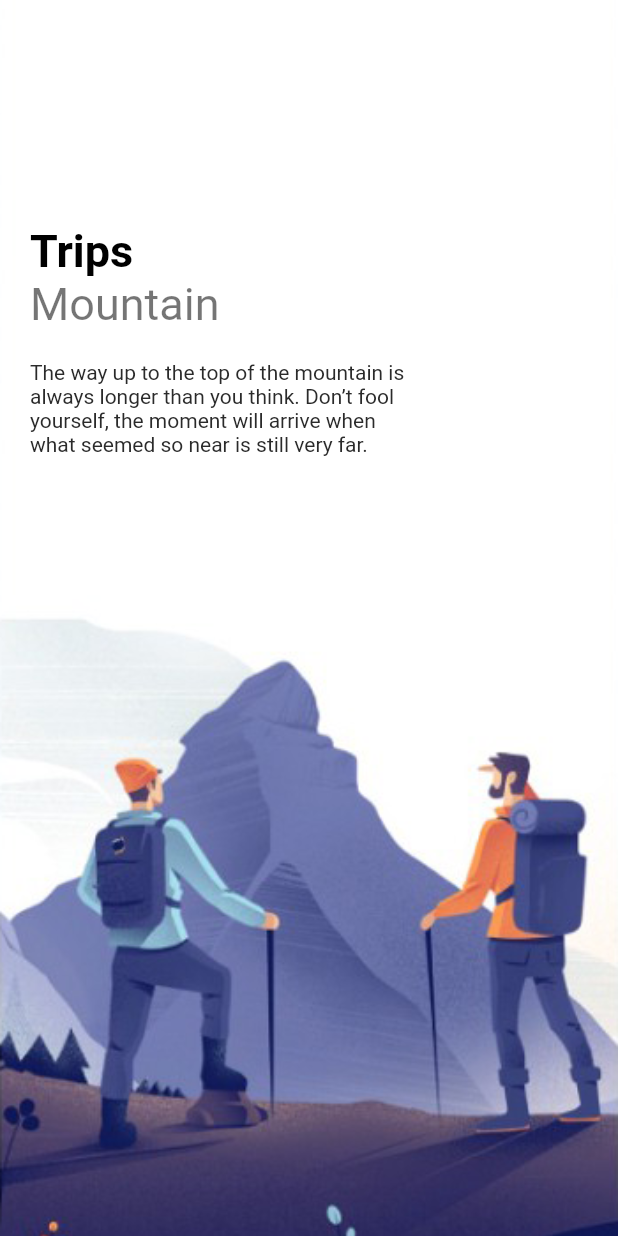
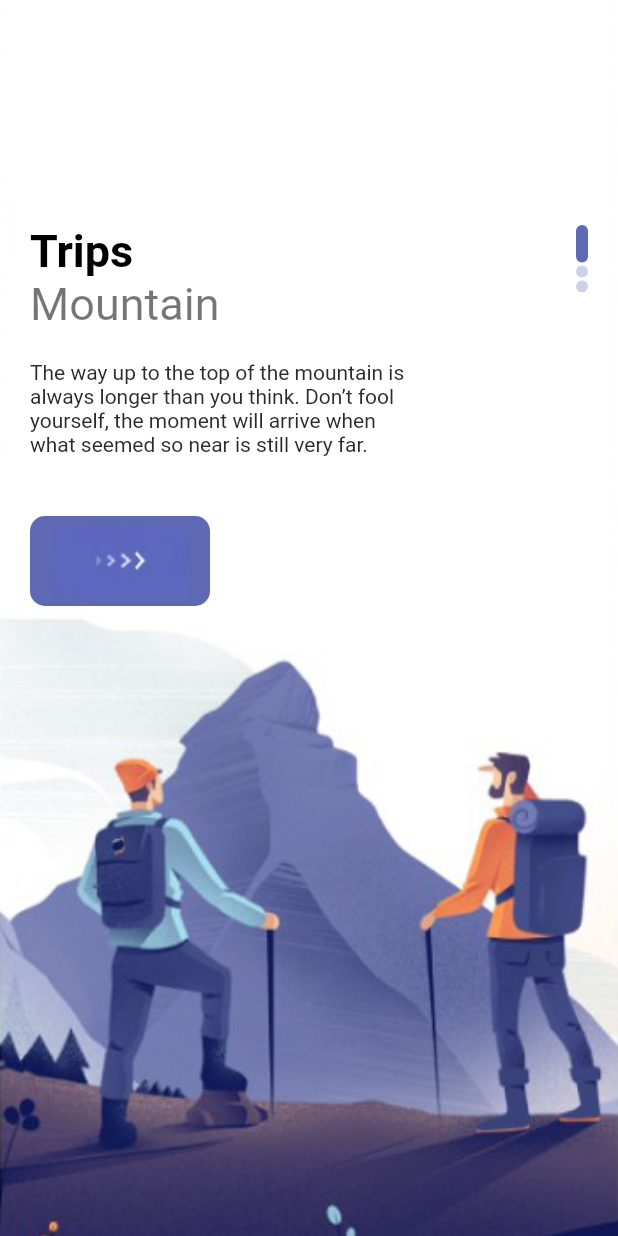
Before and after one commit to its-asaduzzaman/slider_app_flutter, a Flutter app: the screen it shows after launch, on a phone screen of 412 x 824 dp. Run offline on Flutter 3.47's test engine with Material 2 defaults, Android fonts, the phone set to English and light mode, and no system bars.

Commit message:
add a reposive button and dynamic bar indicator

```diff
--- a/lib/pages/welcome_page.dart
+++ b/lib/pages/welcome_page.dart
@@ -3,6 +3,7 @@ import 'package:flutter/material.dart';
 import 'package:slider_app_flutter/misc/colors.dart';
 import 'package:slider_app_flutter/widgets/app_large_text.dart';
 import 'package:slider_app_flutter/widgets/app_text.dart';
+import 'package:slider_app_flutter/widgets/repossive_button.dart';
 
 class WelcomePage extends StatefulWidget {
   const WelcomePage({Key? key}) : super(key: key);
@@ -39,6 +40,7 @@ class _WelcomePageState extends State<WelcomePage> {
               child: Container(
                 margin: const EdgeInsets.only(top: 150, left: 20, right: 20),
                 child: Row(
+                  mainAxisAlignment: MainAxisAlignment.spaceBetween,
                   children: <Widget>[
                     Column(
                       crossAxisAlignment: CrossAxisAlignment.start,
@@ -59,8 +61,29 @@ class _WelcomePageState extends State<WelcomePage> {
                             size: 14.0,
                           ),
                         ),
+                        const SizedBox(
+                          height: 40.0,
+                        ),
+                        ResponsiveButtons(
+                          width: 120.0,
+                        ),
                       ],
-                    )
+                    ),
+                    Column(
+                      children: List.generate(3, (indexDots) {
+                        return Container(
+                          margin: const EdgeInsets.only(bottom: 2.0),
+                          width: 8.0,
+                          height: index == indexDots ? 25.0 : 8,
+                          decoration: BoxDecoration(
+                            borderRadius: BorderRadius.circular(8),
+                            color: index == indexDots
+                                ? AppColors.mainColor
+                                : AppColors.mainColor.withOpacity(0.3),
+                          ),
+                        );
+                      }),
+                    ),
                   ],
                 ),
               ),
--- /dev/null
+++ b/lib/widgets/repossive_button.dart
@@ -0,0 +1,28 @@
+import 'package:flutter/material.dart';
+import 'package:slider_app_flutter/misc/colors.dart';
+
+class ResponsiveButtons extends StatelessWidget {
+  bool? isResponsive;
+  double? width;
+
+  ResponsiveButtons({Key? key, this.width, this.isResponsive = false})
+      : super(key: key);
+
+  @override
+  Widget build(BuildContext context) {
+    return Container(
+      width: width,
+      height: 60.0,
+      decoration: BoxDecoration(
+        borderRadius: BorderRadius.circular(10.0),
+        color: AppColors.mainColor,
+      ),
+      child: Row(
+        mainAxisAlignment: MainAxisAlignment.center,
+        children: [
+          Image.asset('img/button-one.png'),
+        ],
+      ),
+    );
+  }
+}
```
Also changed, not shown: img/welcome-three.png, img/welcome-two.png.
